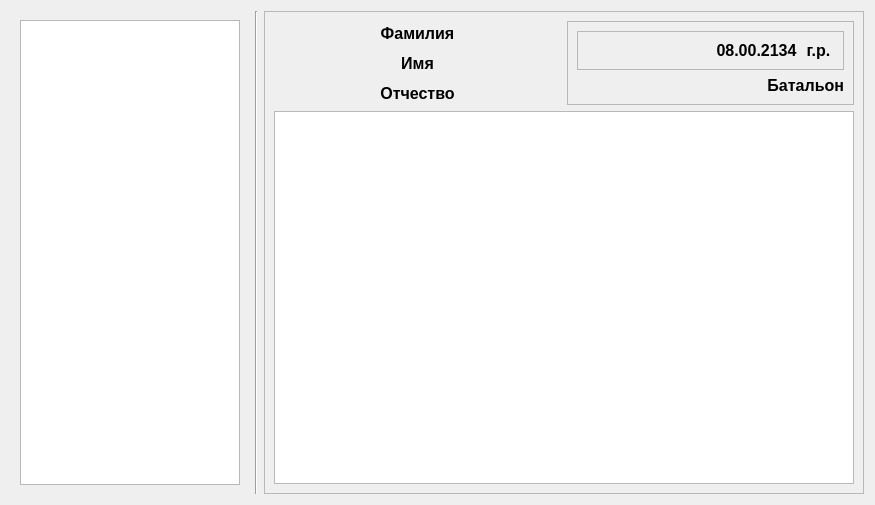
Before: the Qt Designer form user_profile_ui.ui in alekskositsyn/StatStrel, drawn with Qt 5.
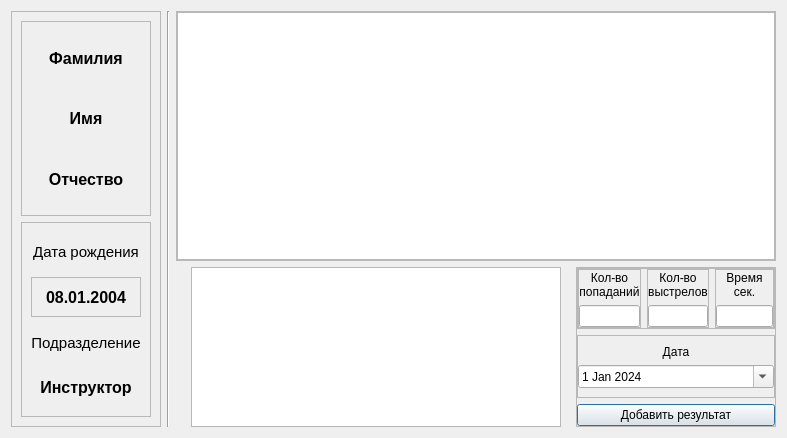
After: the same form once the commit is applied. Custom widgets are drawn as their Qt base class.

Commit message: add insert_user_results.py and insert result UI

What changed in the file:
```diff
--- a/user_profile_ui.ui
+++ b/user_profile_ui.ui
@@ -6,53 +6,198 @@
    <rect>
     <x>0</x>
     <y>0</y>
-    <width>871</width>
-    <height>505</height>
+    <width>781</width>
+    <height>438</height>
    </rect>
   </property>
   <property name="windowTitle">
    <string>Профиль сотрудника</string>
   </property>
-  <layout class="QHBoxLayout" name="horizontalLayout_3">
-   <item>
-    <widget class="QWidget" name="left_widget" native="true">
-     <layout class="QHBoxLayout" name="horizontalLayout_2">
+  <layout class="QGridLayout" name="gridLayout_3">
+   <item row="0" column="0" rowspan="2">
+    <widget class="QFrame" name="frame_11">
+     <property name="maximumSize">
+      <size>
+       <width>240</width>
+       <height>16777215</height>
+      </size>
+     </property>
+     <property name="frameShape">
+      <enum>QFrame::StyledPanel</enum>
+     </property>
+     <property name="frameShadow">
+      <enum>QFrame::Raised</enum>
+     </property>
+     <layout class="QVBoxLayout" name="verticalLayout_8">
       <item>
-       <widget class="QTableView" name="table_user_profile">
-        <property name="minimumSize">
-         <size>
-          <width>220</width>
-          <height>320</height>
-         </size>
+       <widget class="QFrame" name="frame">
+        <property name="frameShape">
+         <enum>QFrame::StyledPanel</enum>
         </property>
-        <property name="maximumSize">
-         <size>
-          <width>220</width>
-          <height>16777215</height>
-         </size>
+        <property name="frameShadow">
+         <enum>QFrame::Raised</enum>
         </property>
-        <attribute name="horizontalHeaderCascadingSectionResizes">
-         <bool>false</bool>
-        </attribute>
-        <attribute name="horizontalHeaderDefaultSectionSize">
-         <number>48</number>
-        </attribute>
-        <attribute name="verticalHeaderStretchLastSection">
-         <bool>false</bool>
-        </attribute>
+        <layout class="QVBoxLayout" name="verticalLayout">
+         <item>
+          <widget class="QLabel" name="lblFirstName">
+           <property name="font">
+            <font>
+             <pointsize>12</pointsize>
+             <bold>true</bold>
+            </font>
+           </property>
+           <property name="text">
+            <string>Фамилия</string>
+           </property>
+           <property name="alignment">
+            <set>Qt::AlignCenter</set>
+           </property>
+          </widget>
+         </item>
+         <item>
+          <widget class="QLabel" name="lblLastName">
+           <property name="font">
+            <font>
+             <pointsize>12</pointsize>
+             <bold>true</bold>
+            </font>
+           </property>
+           <property name="text">
+            <string>Имя</string>
+           </property>
+           <property name="alignment">
+            <set>Qt::AlignCenter</set>
+           </property>
+          </widget>
+         </item>
+         <item>
+          <widget class="QLabel" name="lblMiddleName">
+           <property name="font">
+            <font>
+             <pointsize>12</pointsize>
+             <bold>true</bold>
+            </font>
+           </property>
+           <property name="text">
+            <string>Отчество</string>
+           </property>
+           <property name="alignment">
+            <set>Qt::AlignCenter</set>
+           </property>
+          </widget>
+         </item>
+        </layout>
+       </widget>
+      </item>
+      <item>
+       <widget class="QFrame" name="frame_5">
+        <property name="frameShape">
+         <enum>QFrame::StyledPanel</enum>
+        </property>
+        <property name="frameShadow">
+         <enum>QFrame::Raised</enum>
+        </property>
+        <layout class="QVBoxLayout" name="verticalLayout_7">
+         <item>
+          <widget class="QLabel" name="label_5">
+           <property name="font">
+            <font>
+             <pointsize>11</pointsize>
+            </font>
+           </property>
+           <property name="text">
+            <string>Дата рождения</string>
+           </property>
+           <property name="alignment">
+            <set>Qt::AlignCenter</set>
+           </property>
+          </widget>
+         </item>
+         <item>
+          <widget class="QFrame" name="frame_6">
+           <property name="frameShape">
+            <enum>QFrame::StyledPanel</enum>
+           </property>
+           <property name="frameShadow">
+            <enum>QFrame::Raised</enum>
+           </property>
+           <layout class="QHBoxLayout" name="horizontalLayout_2">
+            <item>
+             <widget class="QLabel" name="lblBDate">
+              <property name="maximumSize">
+               <size>
+                <width>300</width>
+                <height>16777215</height>
+               </size>
+              </property>
+              <property name="font">
+               <font>
+                <pointsize>12</pointsize>
+                <bold>true</bold>
+               </font>
+              </property>
+              <property name="text">
+               <string>08.01.2004</string>
+              </property>
+              <property name="alignment">
+               <set>Qt::AlignCenter</set>
+              </property>
+             </widget>
+            </item>
+           </layout>
+          </widget>
+         </item>
+         <item>
+          <widget class="QLabel" name="label_6">
+           <property name="font">
+            <font>
+             <pointsize>11</pointsize>
+            </font>
+           </property>
+           <property name="text">
+            <string>Подразделение</string>
+           </property>
+           <property name="alignment">
+            <set>Qt::AlignCenter</set>
+           </property>
+          </widget>
+         </item>
+         <item>
+          <widget class="QLabel" name="txtDivision">
+           <property name="maximumSize">
+            <size>
+             <width>300</width>
+             <height>16777215</height>
+            </size>
+           </property>
+           <property name="font">
+            <font>
+             <pointsize>12</pointsize>
+             <bold>true</bold>
+            </font>
+           </property>
+           <property name="text">
+            <string>Инструктор</string>
+           </property>
+           <property name="alignment">
+            <set>Qt::AlignCenter</set>
+           </property>
+          </widget>
+         </item>
+        </layout>
        </widget>
       </item>
      </layout>
     </widget>
    </item>
-   <item>
+   <item row="0" column="1" rowspan="2">
     <widget class="Line" name="line">
      <property name="orientation">
       <enum>Qt::Vertical</enum>
      </property>
     </widget>
    </item>
-   <item>
+   <item row="0" column="2" colspan="3">
     <widget class="QFrame" name="frame_2">
      <property name="minimumSize">
       <size>
@@ -60,168 +205,36 @@
        <height>250</height>
       </size>
      </property>
+     <property name="maximumSize">
+      <size>
+       <width>16777215</width>
+       <height>250</height>
+      </size>
+     </property>
      <property name="frameShape">
       <enum>QFrame::StyledPanel</enum>
      </property>
      <property name="frameShadow">
       <enum>QFrame::Raised</enum>
      </property>
-     <layout class="QGridLayout" name="gridLayout">
+     <layout class="QGridLayout" name="gridLayout_2">
+      <property name="leftMargin">
+       <number>0</number>
+      </property>
+      <property name="topMargin">
+       <number>0</number>
+      </property>
+      <property name="rightMargin">
+       <number>0</number>
+      </property>
+      <property name="bottomMargin">
+       <number>0</number>
+      </property>
       <item row="0" column="0">
-       <widget class="QLabel" name="lblFirstName">
-        <property name="font">
-         <font>
-          <pointsize>12</pointsize>
-          <bold>true</bold>
-         </font>
-        </property>
-        <property name="text">
-         <string>Фамилия</string>
-        </property>
-        <property name="alignment">
-         <set>Qt::AlignCenter</set>
-        </property>
-       </widget>
-      </item>
-      <item row="0" column="1" rowspan="3">
-       <widget class="QFrame" name="frame_5">
-        <property name="frameShape">
-         <enum>QFrame::StyledPanel</enum>
-        </property>
-        <property name="frameShadow">
-         <enum>QFrame::Raised</enum>
-        </property>
-        <layout class="QGridLayout" name="gridLayout_2">
-         <item row="0" column="0">
-          <widget class="QFrame" name="frame_6">
-           <property name="frameShape">
-            <enum>QFrame::StyledPanel</enum>
-           </property>
-           <property name="frameShadow">
-            <enum>QFrame::Raised</enum>
-           </property>
-           <layout class="QGridLayout" name="gridLayout_3">
-            <property name="leftMargin">
-             <number>138</number>
-            </property>
-            <item row="0" column="0">
-             <widget class="QLabel" name="lblBDate">
-              <property name="maximumSize">
-               <size>
-                <width>300</width>
-                <height>16777215</height>
-               </size>
-              </property>
-              <property name="font">
-               <font>
-                <pointsize>12</pointsize>
-                <bold>true</bold>
-               </font>
-              </property>
-              <property name="text">
-               <string>08.00.2134</string>
-              </property>
-              <property name="alignment">
-               <set>Qt::AlignCenter</set>
-              </property>
-             </widget>
-            </item>
-            <item row="0" column="1">
-             <widget class="QLabel" name="lblName_6">
-              <property name="minimumSize">
-               <size>
-                <width>0</width>
-                <height>0</height>
-               </size>
-              </property>
-              <property name="maximumSize">
-               <size>
-                <width>31</width>
-                <height>16777215</height>
-               </size>
-              </property>
-              <property name="font">
-               <font>
-                <pointsize>12</pointsize>
-                <bold>true</bold>
-               </font>
-              </property>
-              <property name="text">
-               <string>г.р.</string>
-              </property>
-              <property name="scaledContents">
-               <bool>false</bool>
-              </property>
-              <property name="alignment">
-               <set>Qt::AlignCenter</set>
-              </property>
-              <property name="margin">
-               <number>-1</number>
-              </property>
-             </widget>
-            </item>
-           </layout>
-          </widget>
-         </item>
-         <item row="1" column="0">
-          <widget class="QLabel" name="txtDivision">
-           <property name="font">
-            <font>
-             <pointsize>12</pointsize>
-             <bold>true</bold>
-            </font>
-           </property>
-           <property name="text">
-            <string>Батальон</string>
-           </property>
-           <property name="alignment">
-            <set>Qt::AlignRight|Qt::AlignTrailing|Qt::AlignVCenter</set>
-           </property>
-           <property name="margin">
-            <number>0</number>
-           </property>
-          </widget>
-         </item>
-        </layout>
-       </widget>
-      </item>
-      <item row="1" column="0">
-       <widget class="QLabel" name="lblLastName">
-        <property name="font">
-         <font>
-          <pointsize>12</pointsize>
-          <bold>true</bold>
-         </font>
-        </property>
-        <property name="text">
-         <string>Имя</string>
-        </property>
-        <property name="alignment">
-         <set>Qt::AlignCenter</set>
-        </property>
-       </widget>
-      </item>
-      <item row="2" column="0">
-       <widget class="QLabel" name="lblMiddleName">
-        <property name="font">
-         <font>
-          <pointsize>12</pointsize>
-          <bold>true</bold>
-         </font>
-        </property>
-        <property name="text">
-         <string>Отчество</string>
-        </property>
-        <property name="alignment">
-         <set>Qt::AlignCenter</set>
-        </property>
-       </widget>
-      </item>
-      <item row="3" column="0" colspan="2">
        <widget class="QChartView" name="userChartView">
         <property name="minimumSize">
          <size>
-          <width>580</width>
+          <width>500</width>
           <height>220</height>
          </size>
         </property>
@@ -230,6 +243,284 @@
      </layout>
     </widget>
    </item>
+   <item row="1" column="3">
+    <widget class="QWidget" name="bottom_widget" native="true">
+     <layout class="QGridLayout" name="gridLayout">
+      <property name="topMargin">
+       <number>0</number>
+      </property>
+      <property name="bottomMargin">
+       <number>0</number>
+      </property>
+      <item row="0" column="1">
+       <widget class="QTableView" name="table_user_profile">
+        <property name="minimumSize">
+         <size>
+          <width>20</width>
+          <height>20</height>
+         </size>
+        </property>
+        <property name="maximumSize">
+         <size>
+          <width>16777215</width>
+          <height>16777215</height>
+         </size>
+        </property>
+        <attribute name="horizontalHeaderCascadingSectionResizes">
+         <bool>false</bool>
+        </attribute>
+        <attribute name="horizontalHeaderDefaultSectionSize">
+         <number>48</number>
+        </attribute>
+        <attribute name="verticalHeaderStretchLastSection">
+         <bool>false</bool>
+        </attribute>
+       </widget>
+      </item>
+     </layout>
+    </widget>
+   </item>
+   <item row="1" column="4">
+    <widget class="QFrame" name="frame_3">
+     <property name="maximumSize">
+      <size>
+       <width>200</width>
+       <height>16777215</height>
+      </size>
+     </property>
+     <property name="frameShape">
+      <enum>QFrame::StyledPanel</enum>
+     </property>
+     <property name="frameShadow">
+      <enum>QFrame::Raised</enum>
+     </property>
+     <layout class="QVBoxLayout" name="verticalLayout_6">
+      <property name="leftMargin">
+       <number>0</number>
+      </property>
+      <property name="topMargin">
+       <number>0</number>
+      </property>
+      <property name="rightMargin">
+       <number>0</number>
+      </property>
+      <property name="bottomMargin">
+       <number>0</number>
+      </property>
+      <item>
+       <widget class="QFrame" name="frame_10">
+        <property name="frameShape">
+         <enum>QFrame::StyledPanel</enum>
+        </property>
+        <property name="frameShadow">
+         <enum>QFrame::Raised</enum>
+        </property>
+        <layout class="QHBoxLayout" name="horizontalLayout">
+         <property name="leftMargin">
+          <number>0</number>
+         </property>
+         <property name="topMargin">
+          <number>0</number>
+         </property>
+         <property name="rightMargin">
+          <number>0</number>
+         </property>
+         <property name="bottomMargin">
+          <number>0</number>
+         </property>
+         <item>
+          <widget class="QFrame" name="frame_4">
+           <property name="frameShape">
+            <enum>QFrame::StyledPanel</enum>
+           </property>
+           <property name="frameShadow">
+            <enum>QFrame::Raised</enum>
+           </property>
+           <layout class="QVBoxLayout" name="verticalLayout_3">
+            <property name="leftMargin">
+             <number>0</number>
+            </property>
+            <property name="topMargin">
+             <number>0</number>
+            </property>
+            <property name="rightMargin">
+             <number>0</number>
+            </property>
+            <property name="bottomMargin">
+             <number>0</number>
+            </property>
+            <item>
+             <widget class="QLabel" name="label">
+              <property name="text">
+               <string>Кол-во
+попаданий</string>
+              </property>
+              <property name="alignment">
+               <set>Qt::AlignCenter</set>
+              </property>
+             </widget>
+            </item>
+            <item>
+             <widget class="QLineEdit" name="txtPoints">
+              <property name="alignment">
+               <set>Qt::AlignCenter</set>
+              </property>
+              <property name="readOnly">
+               <bool>false</bool>
+              </property>
+             </widget>
+            </item>
+           </layout>
+          </widget>
+         </item>
+         <item>
+          <widget class="QFrame" name="frame_7">
+           <property name="frameShape">
+            <enum>QFrame::StyledPanel</enum>
+           </property>
+           <property name="frameShadow">
+            <enum>QFrame::Raised</enum>
+           </property>
+           <layout class="QVBoxLayout" name="verticalLayout_4">
+            <property name="leftMargin">
+             <number>0</number>
+            </property>
+            <property name="topMargin">
+             <number>0</number>
+            </property>
+            <property name="rightMargin">
+             <number>0</number>
+            </property>
+            <property name="bottomMargin">
+             <number>0</number>
+            </property>
+            <item>
+             <widget class="QLabel" name="label_2">
+              <property name="text">
+               <string>Кол-во
+выстрелов</string>
+              </property>
+              <property name="alignment">
+               <set>Qt::AlignCenter</set>
+              </property>
+             </widget>
+            </item>
+            <item>
+             <widget class="QLineEdit" name="txtCount">
+              <property name="alignment">
+               <set>Qt::AlignCenter</set>
+              </property>
+              <property name="readOnly">
+               <bool>false</bool>
+              </property>
+             </widget>
+            </item>
+           </layout>
+          </widget>
+         </item>
+         <item>
+          <widget class="QFrame" name="frame_8">
+           <property name="frameShape">
+            <enum>QFrame::StyledPanel</enum>
+           </property>
+           <property name="frameShadow">
+            <enum>QFrame::Raised</enum>
+           </property>
+           <layout class="QVBoxLayout" name="verticalLayout_5">
+            <property name="leftMargin">
+             <number>0</number>
+            </property>
+            <property name="topMargin">
+             <number>0</number>
+            </property>
+            <property name="rightMargin">
+             <number>0</number>
+            </property>
+            <property name="bottomMargin">
+             <number>0</number>
+            </property>
+            <item>
+             <widget class="QLabel" name="label_3">
+              <property name="text">
+               <string>Время
+сек.</string>
+              </property>
+              <property name="alignment">
+               <set>Qt::AlignCenter</set>
+              </property>
+             </widget>
+            </item>
+            <item>
+             <widget class="QLineEdit" name="txtTime">
+              <property name="alignment">
+               <set>Qt::AlignCenter</set>
+              </property>
+              <property name="readOnly">
+               <bool>false</bool>
+              </property>
+             </widget>
+            </item>
+           </layout>
+          </widget>
+         </item>
+        </layout>
+       </widget>
+      </item>
+      <item>
+       <widget class="QFrame" name="frame_9">
+        <property name="frameShape">
+         <enum>QFrame::StyledPanel</enum>
+        </property>
+        <property name="frameShadow">
+         <enum>QFrame::Raised</enum>
+        </property>
+        <layout class="QVBoxLayout" name="verticalLayout_2">
+         <property name="leftMargin">
+          <number>0</number>
+         </property>
+         <property name="rightMargin">
+          <number>0</number>
+         </property>
+         <item>
+          <widget class="QLabel" name="label_4">
+           <property name="text">
+            <string>Дата</string>
+           </property>
+           <property name="alignment">
+            <set>Qt::AlignCenter</set>
+           </property>
+          </widget>
+         </item>
+         <item>
+          <widget class="QDateEdit" name="dateEdit">
+           <property name="dateTime">
+            <datetime>
+             <hour>0</hour>
+             <minute>0</minute>
+             <second>0</second>
+             <year>2024</year>
+             <month>1</month>
+             <day>1</day>
+            </datetime>
+           </property>
+           <property name="calendarPopup">
+            <bool>true</bool>
+           </property>
+          </widget>
+         </item>
+        </layout>
+       </widget>
+      </item>
+      <item>
+       <widget class="QPushButton" name="btnInsertData">
+        <property name="text">
+         <string>Добавить результат</string>
+        </property>
+       </widget>
+      </item>
+     </layout>
+    </widget>
+   </item>
   </layout>
  </widget>
  <customwidgets>
```
The commit also changes 5 other files.
